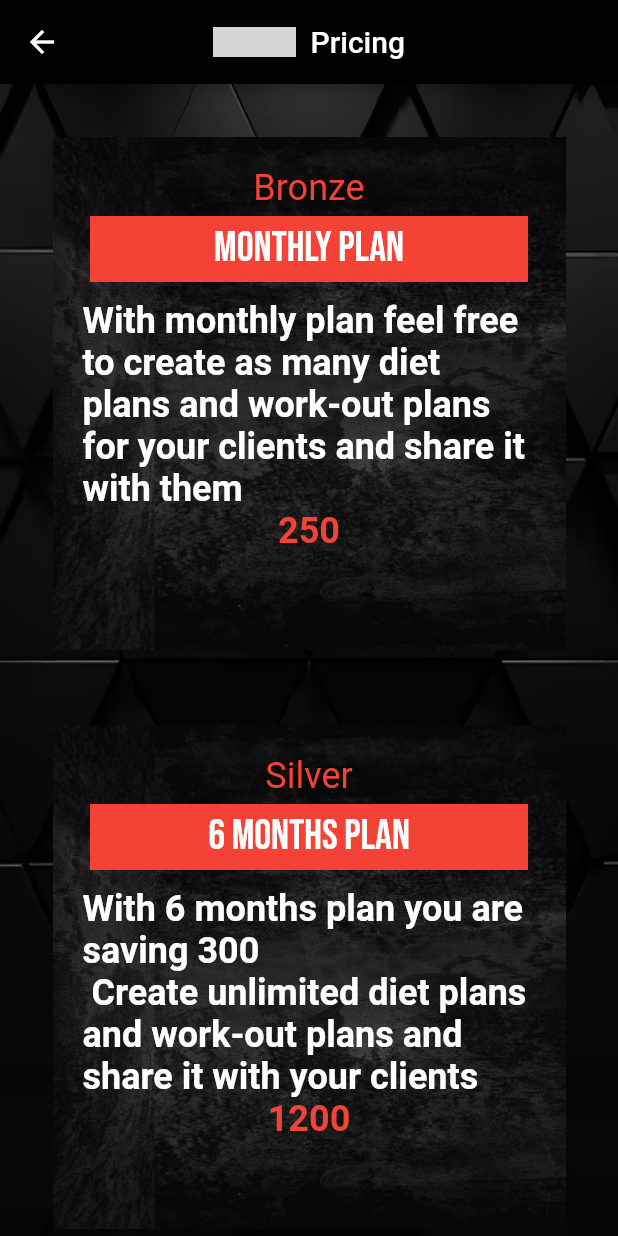
After one commit to InvalidNamex/bodyforge, a Flutter app: the PricingScreen screen opened by its route, on a phone screen of 412 x 824 dp. The commit adds this screen. Run offline on Flutter 3.47's test engine with Material 2 defaults, Android fonts, the light colour scheme and no system bars; our stand-ins replace carousel_slider, dropdown_search, flutter_dotenv, flutter_spinkit, get, google_fonts and 3 more; missing offline and left inert: image_compare_slider, neon, universal_html; accounts and stored records are empty; Roboto replaces fonts that are missing (Adamina, Cairo); grey boxes are pictures that could not be loaded.

Commit message:
new price plan

```diff
--- a/lib/controllers/home_controller.dart
+++ b/lib/controllers/home_controller.dart
@@ -1,4 +1,5 @@
 import 'package:get/get.dart';
+import 'package:ifit/models/web_pricing_model.dart';
 import 'package:supabase_flutter/supabase_flutter.dart';
 
 import '../models/app_model.dart';
@@ -13,6 +14,32 @@ class HomeController extends GetxController {
   RxList<ProductModel> productList = RxList<ProductModel>([]);
   RxList<BookModel> bookList = RxList<BookModel>([]);
   RxList<AppModel> appList = RxList<AppModel>([]);
+  List<WebPricingModel> webPriceList = const [
+    WebPricingModel(
+        planName: 'Bronze',
+        planTitle: 'Monthly Plan',
+        planPrice: 250,
+        planText:
+            'With monthly plan feel free to create as many diet plans and work-out plans for your clients and share it with them'),
+    WebPricingModel(
+        planName: 'Silver',
+        planTitle: '6 Months Plan',
+        planPrice: 1200,
+        planText:
+            'With 6 months plan you are saving 300 \n Create unlimited diet plans and work-out plans and share it with your clients'),
+    WebPricingModel(
+        planName: 'Gold',
+        planTitle: '12 Months Plan',
+        planPrice: 2000,
+        planText:
+            'Starting from gold plan get featured among our coaches for more opportunities to get new clients'),
+    WebPricingModel(
+        planName: 'Diamond',
+        planTitle: '24 Months Plan',
+        planPrice: 4000,
+        planText:
+            'With Diamond plan you get a free add for 14 days of being featured on our Home Page and alse be featured in out sponsored ads'),
+  ];
   Future getFeaturedCoaches() async {
     coachList.clear();
     final data =
--- /dev/null
+++ b/lib/models/web_pricing_model.dart
@@ -0,0 +1,18 @@
+class WebPricingModel {
+  final String planText;
+  final String planName;
+  final String planTitle;
+  final int planPrice;
+  const WebPricingModel({
+    required this.planText,
+    required this.planTitle,
+    required this.planName,
+    required this.planPrice,
+  });
+  static WebPricingModel fromJson(Map<String, dynamic> json) => WebPricingModel(
+        planText: json['plan-text'] as String,
+        planTitle: json['plan-title'] as String,
+        planPrice: json['plan-price'] as int,
+        planName: json['plan-name'] as String,
+      );
+}
--- a/lib/screens/coach_screens/coach_home.dart
+++ b/lib/screens/coach_screens/coach_home.dart
@@ -1,10 +1,10 @@
 import 'package:flutter/material.dart';
-import 'package:flutter/services.dart';
 import 'package:flutter_spinkit/flutter_spinkit.dart';
 import 'package:google_fonts/google_fonts.dart';
 import 'package:get/get.dart';
 import '/controllers/coach_controller.dart';
 import 'package:intl/intl.dart';
+import 'package:flutter/services.dart';
 
 import '../../constants.dart';
 
@@ -204,7 +204,7 @@ Widget buildContent(context, CoachController controller) => Container(
       ),
     );
 
-Widget addNewClient(context, controller) {
+Widget addNewClient(context, CoachController controller) {
   return Form(
     key: controller.newClientFormKey,
     child: Column(
--- /dev/null
+++ b/lib/screens/pricing.dart
@@ -0,0 +1,132 @@
+import 'package:flutter/material.dart';
+import 'package:get/get.dart';
+import 'package:google_fonts/google_fonts.dart';
+
+import '../constants.dart';
+import '../controllers/home_controller.dart';
+
+class PricingScreen extends GetView<HomeController> {
+  const PricingScreen({Key? key}) : super(key: key);
+
+  @override
+  Widget build(BuildContext context) {
+    return Scaffold(
+      backgroundColor: Colors.black,
+      appBar: AppBar(
+        backgroundColor: Colors.black.withOpacity(0.7),
+        centerTitle: true,
+        title: Row(
+          mainAxisSize: MainAxisSize.min,
+          children: [
+            Image.asset(
+              'images/visa.png',
+              height: 20,
+              width: 55,
+              fit: BoxFit.fill,
+            ),
+            const SizedBox(
+              width: 10,
+            ),
+            const Text(
+              'Pricing',
+              style: TextStyle(color: Colors.white),
+            )
+          ],
+        ),
+      ),
+      body: LayoutBuilder(
+        builder: (BuildContext context, BoxConstraints constraints) {
+          if (constraints.maxWidth > pageWidth) {
+            return Center(
+              child: Container(
+                width: pageWidth,
+                margin: const EdgeInsets.symmetric(horizontal: 16),
+                child: buildContent(context, controller),
+              ),
+            );
+          } else {
+            return buildContent(context, controller);
+          }
+        },
+      ),
+    );
+  }
+}
+
+Widget buildContent(context, HomeController controller) {
+  final screenWidth = MediaQuery.of(context).size.width;
+  final crossAxisCount = screenWidth < pageWidth ? 1 : 2;
+
+  return Container(
+      padding: const EdgeInsets.all(5),
+      alignment: Alignment.center,
+      constraints: BoxConstraints(maxWidth: pageWidth),
+      decoration: const BoxDecoration(
+        image: DecorationImage(
+          image: AssetImage('images/home-bg.png'),
+          fit: BoxFit.fill,
+        ),
+      ),
+      child: SafeArea(
+          child: GridView.builder(
+        padding: const EdgeInsets.all(10),
+        shrinkWrap: true,
+        itemCount: controller.webPriceList.length,
+        gridDelegate: SliverGridDelegateWithFixedCrossAxisCount(
+          crossAxisCount: crossAxisCount,
+          mainAxisSpacing: 10,
+          crossAxisSpacing: 10,
+        ),
+        itemBuilder: (context, index) {
+          return container(context, controller, index);
+        },
+      )));
+}
+
+Widget container(context, HomeController controller, index) {
+  return Container(
+    alignment: Alignment.topCenter,
+    padding: const EdgeInsets.all(20),
+    margin: const EdgeInsets.all(20),
+    decoration: const BoxDecoration(
+        image: DecorationImage(
+            colorFilter: ColorFilter.mode(Color(0x80000000), BlendMode.darken),
+            image: AssetImage('images/plan-bg.png'),
+            fit: BoxFit.fill)),
+    child: ListView(
+      shrinkWrap: true,
+      children: [
+        Text(
+          controller.webPriceList[index].planName,
+          style: GoogleFonts.adamina(color: Colors.red, fontSize: 24),
+          textAlign: TextAlign.center,
+        ),
+        Container(
+            padding: const EdgeInsets.all(5),
+            margin: const EdgeInsets.all(5),
+            color: Colors.red,
+            child: Text(
+              controller.webPriceList[index].planTitle,
+              style: GoogleFonts.bebasNeue(color: Colors.white, fontSize: 28),
+              textAlign: TextAlign.center,
+            )),
+        const SizedBox(
+          height: 7,
+        ),
+        Text(
+          controller.webPriceList[index].planText,
+          style: GoogleFonts.cairoPlay(
+              color: Colors.white, fontSize: 24, fontWeight: FontWeight.bold),
+          textAlign: TextAlign.start,
+          maxLines: 10,
+        ),
+        Text(
+          controller.webPriceList[index].planPrice.toString(),
+          style: GoogleFonts.cairo(
+              color: Colors.red, fontSize: 24, fontWeight: FontWeight.bold),
+          textAlign: TextAlign.center,
+        ),
+      ],
+    ),
+  );
+}
--- a/pubspec.yaml
+++ b/pubspec.yaml
@@ -50,6 +50,7 @@ dependencies:
   url_launcher: ^6.1.11
   image_picker: ^0.8.7+5
   google_fonts: ^4.0.4
+  universal_html: ^2.2.2
 dev_dependencies:
   flutter_test:
     sdk: flutter
```
Also changed, not shown: lib/main.dart (+8 -1 lines), lib/screens/home_screen.dart (+52 -12 lines), pubspec.lock, 1 other file.
